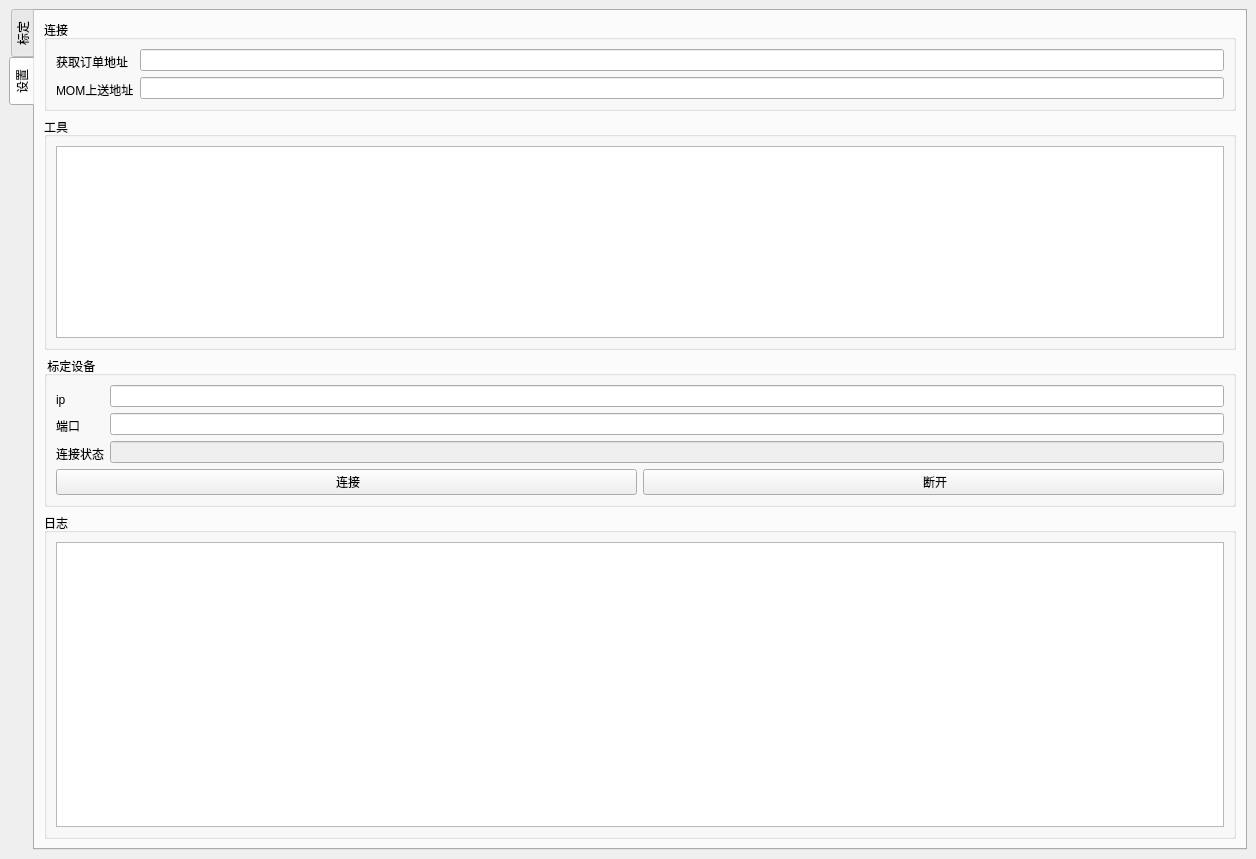
This is ui/toolkit.ui in masami10/ts013_toolkits as Qt 5 draws it before an edit. The edited form follows.
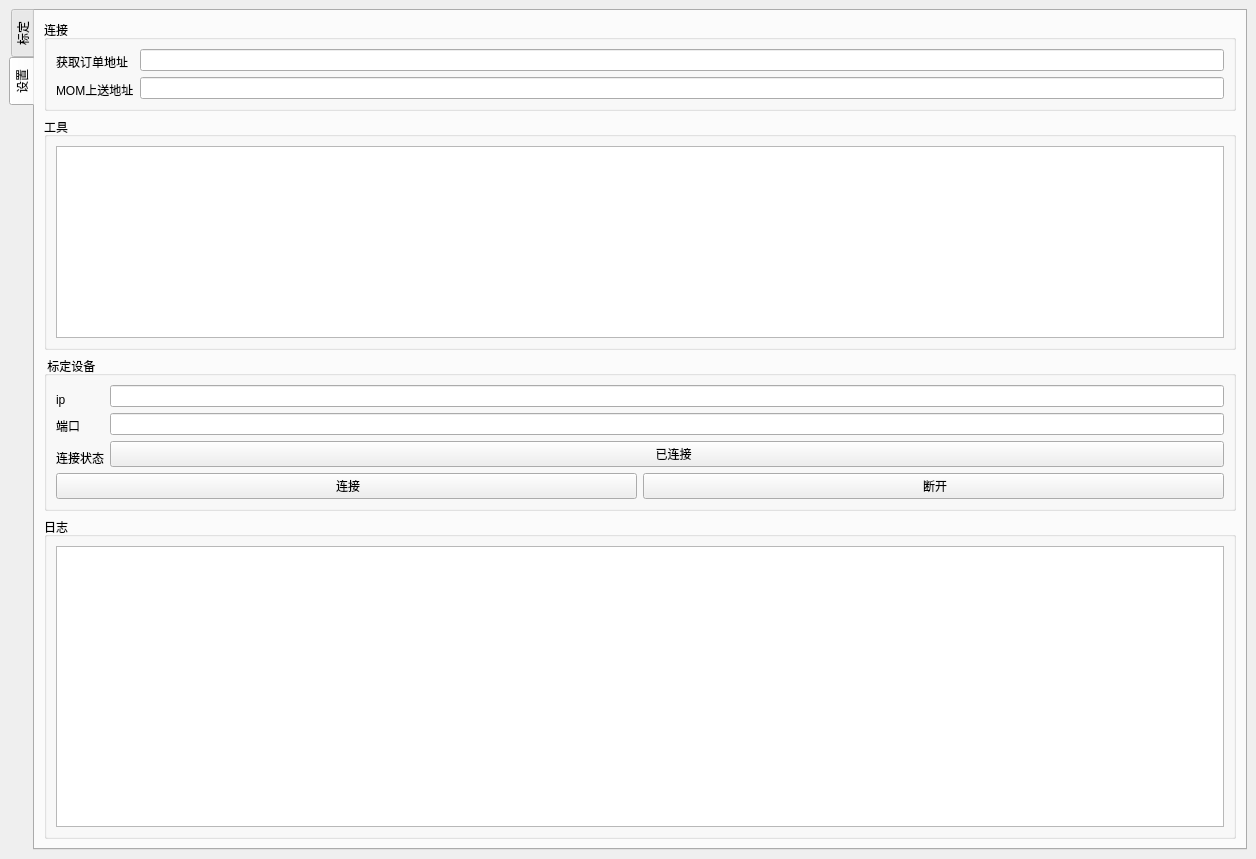
This is the edited form. The open tabs and pages were chosen to show the change.

Commit message: [FEAT](ui): 添加配置页面事件

```diff
--- a/ui/toolkit.ui
+++ b/ui/toolkit.ui
@@ -630,9 +630,9 @@
                   </widget>
                  </item>
                  <item row="2" column="1">
-                  <widget class="QLineEdit" name="DeviceConnStatusEdit">
-                   <property name="enabled">
-                    <bool>false</bool>
+                  <widget class="QPushButton" name="DeviceConnStatusButton">
+                   <property name="text">
+                    <string>    已连接</string>
                    </property>
                   </widget>
                  </item>
```
Left out of the diff: 37 changed lines with no effect on the pictures. The commit also changes 5 other files.
